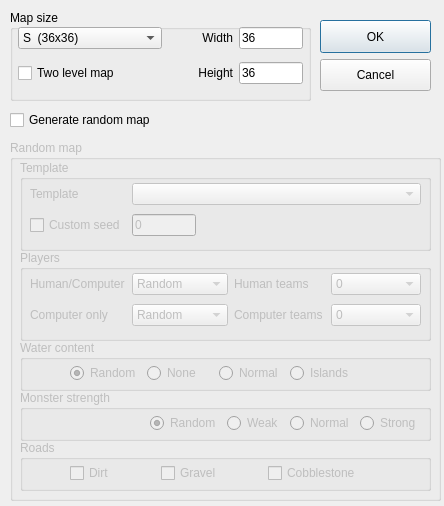
Qt form mapeditor/windownewmap.ui (vcmi/vcmi) before a commit.
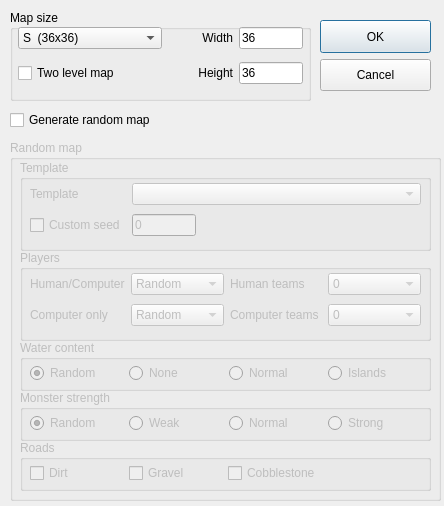
The same form after that commit.

```diff
--- a/mapeditor/windownewmap.ui
+++ b/mapeditor/windownewmap.ui
@@ -368,7 +368,7 @@
        <widget class="QComboBox" name="humanCombo">
         <property name="minimumSize">
          <size>
-          <width>96</width>
+          <width>90</width>
           <height>0</height>
          </size>
         </property>
@@ -429,7 +429,7 @@
        <widget class="QLabel" name="label_3">
         <property name="minimumSize">
          <size>
-          <width>96</width>
+          <width>90</width>
           <height>0</height>
          </size>
         </property>
@@ -448,7 +448,7 @@
        <widget class="QComboBox" name="humanTeamsCombo">
         <property name="minimumSize">
          <size>
-          <width>0</width>
+          <width>90</width>
           <height>0</height>
          </size>
         </property>
@@ -470,6 +470,12 @@
       </item>
       <item row="0" column="2">
        <widget class="QLabel" name="label_6">
+        <property name="minimumSize">
+         <size>
+          <width>90</width>
+          <height>0</height>
+         </size>
+        </property>
         <property name="text">
          <string>Human teams</string>
         </property>
@@ -518,32 +524,7 @@
        <height>26</height>
       </rect>
      </property>
-     <layout class="QHBoxLayout" name="horizontalLayout" stretch="0,1,1,1,1,1">
-      <item>
-       <spacer name="horizontalSpacer_9">
-        <property name="sizePolicy">
-         <sizepolicy hsizetype="Minimum" vsizetype="Minimum">
-          <horstretch>0</horstretch>
-          <verstretch>0</verstretch>
-         </sizepolicy>
-        </property>
-        <property name="maximumSize">
-         <size>
-          <width>16777215</width>
-          <height>16777215</height>
-         </size>
-        </property>
-        <property name="orientation">
-         <enum>Qt::Orientation::Horizontal</enum>
-        </property>
-        <property name="sizeHint" stdset="0">
-         <size>
-          <width>40</width>
-          <height>20</height>
-         </size>
-        </property>
-       </spacer>
-      </item>
+     <layout class="QHBoxLayout" name="horizontalLayout" stretch="1,1,1,1">
       <item>
        <widget class="QRadioButton" name="monsterOpt1">
         <property name="sizePolicy">
@@ -552,6 +533,12 @@
           <verstretch>0</verstretch>
          </sizepolicy>
         </property>
+        <property name="minimumSize">
+         <size>
+          <width>90</width>
+          <height>0</height>
+         </size>
+        </property>
         <property name="maximumSize">
          <size>
           <width>16777215</width>
@@ -574,6 +561,12 @@
           <verstretch>0</verstretch>
          </sizepolicy>
         </property>
+        <property name="minimumSize">
+         <size>
+          <width>90</width>
+          <height>0</height>
+         </size>
+        </property>
         <property name="maximumSize">
          <size>
           <width>120</width>
@@ -593,6 +586,12 @@
           <verstretch>0</verstretch>
          </sizepolicy>
         </property>
+        <property name="minimumSize">
+         <size>
+          <width>90</width>
+          <height>0</height>
+         </size>
+        </property>
         <property name="maximumSize">
          <size>
           <width>120</width>
@@ -612,6 +611,12 @@
           <verstretch>0</verstretch>
          </sizepolicy>
         </property>
+        <property name="minimumSize">
+         <size>
+          <width>90</width>
+          <height>0</height>
+         </size>
+        </property>
         <property name="maximumSize">
          <size>
           <width>120</width>
@@ -623,31 +628,6 @@
         </property>
        </widget>
       </item>
-      <item>
-       <spacer name="horizontalSpacer_2">
-        <property name="sizePolicy">
-         <sizepolicy hsizetype="Minimum" vsizetype="Minimum">
-          <horstretch>0</horstretch>
-          <verstretch>0</verstretch>
-         </sizepolicy>
-        </property>
-        <property name="maximumSize">
-         <size>
-          <width>16777215</width>
-          <height>16777215</height>
-         </size>
-        </property>
-        <property name="orientation">
-         <enum>Qt::Orientation::Horizontal</enum>
-        </property>
-        <property name="sizeHint" stdset="0">
-         <size>
-          <width>40</width>
-          <height>20</height>
-         </size>
-        </property>
-       </spacer>
-      </item>
      </layout>
     </widget>
    </widget>
@@ -684,20 +664,7 @@
        <height>26</height>
       </rect>
      </property>
-     <layout class="QHBoxLayout" name="horizontalLayout_2" stretch="0,1,1,1,1,1">
-      <item>
-       <spacer name="horizontalSpacer_8">
-        <property name="orientation">
-         <enum>Qt::Orientation::Horizontal</enum>
-        </property>
-        <property name="sizeHint" stdset="0">
-         <size>
-          <width>40</width>
-          <height>20</height>
-         </size>
-        </property>
-       </spacer>
-      </item>
+     <layout class="QHBoxLayout" name="horizontalLayout_2" stretch="1,1,1,1">
       <item>
        <widget class="QRadioButton" name="waterOpt1">
         <property name="sizePolicy">
@@ -706,6 +673,12 @@
           <verstretch>0</verstretch>
          </sizepolicy>
         </property>
+        <property name="minimumSize">
+         <size>
+          <width>90</width>
+          <height>0</height>
+         </size>
+        </property>
         <property name="maximumSize">
          <size>
           <width>144</width>
@@ -728,6 +701,12 @@
           <verstretch>0</verstretch>
          </sizepolicy>
         </property>
+        <property name="minimumSize">
+         <size>
+          <width>90</width>
+          <height>0</height>
+         </size>
+        </property>
         <property name="maximumSize">
          <size>
           <width>144</width>
@@ -747,6 +726,12 @@
           <verstretch>0</verstretch>
          </sizepolicy>
         </property>
+        <property name="minimumSize">
+         <size>
+          <width>90</width>
+          <height>0</height>
+         </size>
+        </property>
         <property name="maximumSize">
          <size>
           <width>144</width>
@@ -766,6 +751,12 @@
           <verstretch>0</verstretch>
          </sizepolicy>
         </property>
+        <property name="minimumSize">
+         <size>
+          <width>90</width>
+          <height>0</height>
+         </size>
+        </property>
         <property name="maximumSize">
          <size>
           <width>144</width>
@@ -777,19 +768,6 @@
         </property>
        </widget>
       </item>
-      <item>
-       <spacer name="horizontalSpacer">
-        <property name="orientation">
-         <enum>Qt::Orientation::Horizontal</enum>
-        </property>
-        <property name="sizeHint" stdset="0">
-         <size>
-          <width>40</width>
-          <height>20</height>
-         </size>
-        </property>
-       </spacer>
-      </item>
      </layout>
     </widget>
    </widget>
@@ -826,75 +804,57 @@
        <height>26</height>
       </rect>
      </property>
-     <layout class="QHBoxLayout" name="horizontalLayout_5" stretch="0,0,0,0,0,0,1">
-      <item>
-       <spacer name="horizontalSpacer_10">
-        <property name="orientation">
-         <enum>Qt::Orientation::Horizontal</enum>
-        </property>
-        <property name="sizeHint" stdset="0">
-         <size>
-          <width>40</width>
-          <height>20</height>
-         </size>
-        </property>
-       </spacer>
-      </item>
+     <layout class="QHBoxLayout" name="horizontalLayout_5" stretch="0,0,0,0">
       <item>
        <widget class="QCheckBox" name="roadDirt">
+        <property name="minimumSize">
+         <size>
+          <width>90</width>
+          <height>0</height>
+         </size>
+        </property>
         <property name="text">
          <string>Dirt</string>
         </property>
        </widget>
       </item>
-      <item>
-       <spacer name="horizontalSpacer_4">
-        <property name="orientation">
-         <enum>Qt::Orientation::Horizontal</enum>
-        </property>
-        <property name="sizeHint" stdset="0">
-         <size>
-          <width>40</width>
-          <height>20</height>
-         </size>
-        </property>
-       </spacer>
-      </item>
       <item>
        <widget class="QCheckBox" name="roadGravel">
+        <property name="minimumSize">
+         <size>
+          <width>90</width>
+          <height>0</height>
+         </size>
+        </property>
         <property name="text">
          <string>Gravel</string>
         </property>
        </widget>
       </item>
-      <item>
-       <spacer name="horizontalSpacer_6">
-        <property name="orientation">
-         <enum>Qt::Orientation::Horizontal</enum>
-        </property>
-        <property name="sizeHint" stdset="0">
-         <size>
-          <width>40</width>
-          <height>20</height>
-         </size>
-        </property>
-       </spacer>
-      </item>
       <item>
        <widget class="QCheckBox" name="roadCobblestone">
+        <property name="minimumSize">
+         <size>
+          <width>90</width>
+          <height>0</height>
+         </size>
+        </property>
         <property name="text">
          <string>Cobblestone</string>
         </property>
        </widget>
       </item>
       <item>
-       <spacer name="horizontalSpacer_3">
+       <spacer name="horizontalSpacer">
         <property name="orientation">
          <enum>Qt::Orientation::Horizontal</enum>
         </property>
+        <property name="sizeType">
+         <enum>QSizePolicy::Policy::Fixed</enum>
+        </property>
         <property name="sizeHint" stdset="0">
          <size>
-          <width>40</width>
+          <width>100</width>
           <height>20</height>
          </size>
         </property>
```
Left out of the diff: 8 changed lines with no effect on the pictures.
